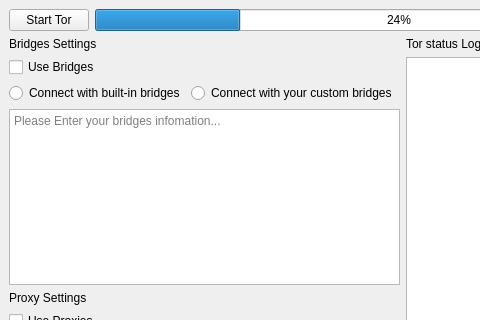
The window that OnionLauncher/ui_files/main.ui (neelchauhan/OnionLauncher) describes before a commit, drawn with Qt 5; both pictures show x 0 to 480 and y 0 to 320 of the 805 by 551 pixel window.
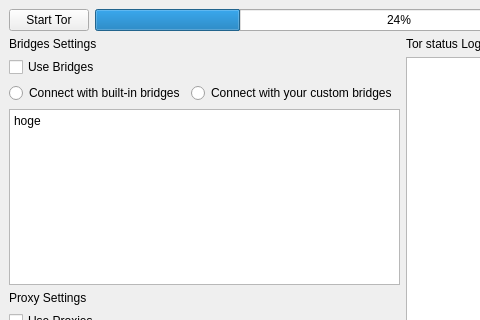
The same window after the commit.

Commit message: im tired

Patch:
```diff
--- a/OnionLauncher/ui_files/main.ui
+++ b/OnionLauncher/ui_files/main.ui
@@ -106,6 +106,10 @@
               <verstretch>0</verstretch>
              </sizepolicy>
             </property>
+            <property name="plainText">
+             <string>hoge
+</string>
+            </property>
             <property name="placeholderText">
              <string>Please Enter your bridges infomation...</string>
             </property>
```
Left out of the diff: 3 changed lines with no effect on the pictures. The commit also changes 1 other file.
